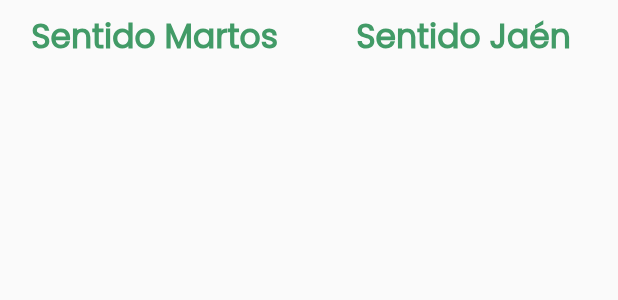
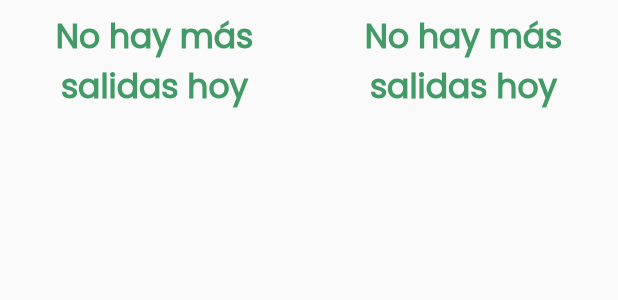
Before and after one commit to adlopezruiz/busontime-app, a Flutter app: the CustomModalContent widget shown alone on an empty page, opened directly with empty values, on a phone screen of 412 x 824 dp. Shown: the top 300 px of the screen. Run offline on Flutter 3.47's test engine with Material 2 defaults, Android fonts, the phone set to English and light mode, and no system bars; our stand-ins replace bloc, cloud_firestore, convex_bottom_bar, equatable, firebase_auth, firebase_core and 13 more; missing offline and left inert: flutter_polyline_points; accounts and stored records are empty; generated files the repository leaves out were written again; network calls fail; project files that could hold a hidden picture were left out.

Commit message:
Map markers and things ready

```diff
--- a/lib/features/map/blocs/map_bloc/map_state.dart
+++ b/lib/features/map/blocs/map_bloc/map_state.dart
@@ -20,6 +20,7 @@ class MapState extends Equatable {
     this.toMartosSchedule,
     this.busRoute,
     this.customIcon,
+    this.customUserMarker,
   });
 
   factory MapState.initial() {
@@ -35,6 +36,7 @@ class MapState extends Equatable {
   final List<dynamic>? toMartosSchedule;
   final Set<Polyline>? busRoute;
   final BitmapDescriptor? customIcon;
+  final BitmapDescriptor? customUserMarker;
 
   MapState copyWith({
     List<StopModel>? stops,
@@ -44,6 +46,7 @@ class MapState extends Equatable {
     List<dynamic>? toMartosSchedule,
     Set<Polyline>? busRoute,
     BitmapDescriptor? customIcon,
+    BitmapDescriptor? customUserMarker,
   }) {
     return MapState(
       stops: stops ?? this.stops,
@@ -53,6 +56,7 @@ class MapState extends Equatable {
       toMartosSchedule: toMartosSchedule,
       busRoute: busRoute,
       customIcon: customIcon,
+      customUserMarker: customUserMarker,
     );
   }
 
@@ -64,7 +68,8 @@ class MapState extends Equatable {
         toJaenSchedule ?? [],
         toMartosSchedule ?? [],
         busRoute ?? {},
-        customIcon ?? BitmapDescriptor.defaultMarker
+        customIcon ?? BitmapDescriptor.defaultMarker,
+        customUserMarker ?? BitmapDescriptor.defaultMarker,
       ];
 
   @override
--- a/lib/features/map/screens/map_screen.dart
+++ b/lib/features/map/screens/map_screen.dart
@@ -2,6 +2,7 @@ import 'dart:async';
 
 import 'package:bot_main_app/dependency_injection/injector.dart';
 import 'package:bot_main_app/features/map/blocs/map_bloc/map_bloc.dart';
+import 'package:bot_main_app/features/map/widgets/custom_modal_content.dart';
 import 'package:bot_main_app/models/stop_model.dart';
 import 'package:bot_main_app/repository/auth_repository.dart';
 import 'package:bot_main_app/ui/atoms/spacers.dart';
@@ -32,7 +33,9 @@ class MapScreen extends StatelessWidget {
                 markerId: MarkerId(
                   getIt<AuthRepository>().currentUser?.displayName ?? 'user',
                 ),
-                position: state.userPosition ?? const LatLng(0, 0),
+                position: state.userPosition ??
+                    const LatLng(37.77176635325846, -3.7866687868666133),
+                icon: state.customUserMarker ?? BitmapDescriptor.defaultMarker,
               ),
             );
 
@@ -145,152 +148,3 @@ void _showBottomSheet({required BuildContext context, StopModel? stopData}) {
     },
   );
 }
-
-class CustomModalContent extends StatelessWidget {
-  const CustomModalContent({
-    super.key,
-    required this.toMartosSchedule,
-    required this.toJaenSchedule,
-    required this.databaseName,
-  });
-  final List<dynamic> toMartosSchedule;
-  final List<dynamic> toJaenSchedule;
-  final String databaseName;
-
-  @override
-  Widget build(BuildContext context) {
-    return Row(
-      children: [
-        if (databaseName != 'martos')
-          Expanded(
-            child: Column(
-              mainAxisAlignment: MainAxisAlignment.center,
-              crossAxisAlignment: CrossAxisAlignment.start,
-              children: [
-                const Center(
-                  child: Padding(
-                    padding: EdgeInsets.all(8),
-                    child: Text(
-                      'Sentido Martos',
-                      style: TextStyle(
-                        fontWeight: FontWeight.bold,
-                        fontSize: 22,
-                        color: AppColors.primaryGreen,
-                      ),
-                      textAlign: TextAlign.center,
-                    ),
-                  ),
-                ),
-                Expanded(
-                  child: ListView.builder(
-                    itemCount: toMartosSchedule.length,
-                    itemBuilder: (context, index) {
-                      return Card(
-                        color: AppColors.primaryGreen,
-                        shape: RoundedRectangleBorder(
-                          borderRadius: BorderRadius.circular(8),
-                        ),
-                        margin: const EdgeInsets.symmetric(
-                          horizontal: 8,
-                          vertical: 4,
-                        ),
-                        child: ListTile(
-                          trailing: IconButton(
-                            icon: const Icon(
-                              size: 24,
-                              Icons.favorite_border,
-                              color: Colors.white,
-                            ),
-                            onPressed: () {},
-                          ),
-                          contentPadding: const EdgeInsets.symmetric(
-                            horizontal: 16,
-                            vertical: 8,
-                          ),
-                          title: Text(
-                            toMartosSchedule[index].toString(),
-                            style: const TextStyle(
-                              fontWeight: FontWeight.bold,
-                              color: Colors.white,
-                              fontSize: 16,
-                            ),
-                          ),
-                        ),
-                      );
-                    },
-                  ),
-                ),
-              ],
-            ),
-          ),
-        // if (databaseName != 'jaen' && databaseName != 'martos')
-        //   const VerticalDivider(
-        //     color: AppColors.primaryGrey,
-        //     thickness: 2,
-        //   ),
-        if (databaseName != 'jaen')
-          Expanded(
-            child: Column(
-              mainAxisAlignment: MainAxisAlignment.center,
-              crossAxisAlignment: CrossAxisAlignment.start,
-              children: [
-                const Center(
-                  child: Padding(
-                    padding: EdgeInsets.all(8),
-                    child: Text(
-                      'Sentido Jaén',
-                      style: TextStyle(
-                        fontWeight: FontWeight.bold,
-                        fontSize: 22,
-                        color: AppColors.primaryGreen,
-                      ),
-                      textAlign: TextAlign.center,
-                    ),
-                  ),
-                ),
-                Expanded(
-                  child: ListView.builder(
-                    itemCount: toJaenSchedule.length,
-                    itemBuilder: (context, index) {
-                      return Card(
-                        color: AppColors.primaryGreen,
-                        shape: RoundedRectangleBorder(
-                          borderRadius: BorderRadius.circular(8),
-                        ),
-                        margin: const EdgeInsets.symmetric(
-                          horizontal: 8,
-                          vertical: 4,
-                        ),
-                        child: ListTile(
-                          trailing: IconButton(
-                            icon: const Icon(
-                              size: 24,
-                              Icons.favorite_border,
-                              color: Colors.white,
-                            ),
-                            onPressed: () {},
-                          ),
-                          contentPadding: const EdgeInsets.symmetric(
-                            horizontal: 16,
-                            vertical: 8,
-                          ),
-                          title: Text(
-                            toJaenSchedule[index].toString(),
-                            style: const TextStyle(
-                              fontWeight: FontWeight.bold,
-                              color: Colors.white,
-                              fontSize: 16,
-                            ),
-                          ),
-                        ),
-                      );
-                    },
-                  ),
-                ),
-              ],
-            ),
-          ),
-      ],
-    );
-  }
-}
--- /dev/null
+++ b/lib/features/map/widgets/custom_modal_content.dart
@@ -0,0 +1,150 @@
+import 'package:bot_main_app/utils/constants.dart';
+import 'package:flutter/material.dart';
+
+class CustomModalContent extends StatelessWidget {
+  const CustomModalContent({
+    super.key,
+    required this.toMartosSchedule,
+    required this.toJaenSchedule,
+    required this.databaseName,
+  });
+  final List<dynamic> toMartosSchedule;
+  final List<dynamic> toJaenSchedule;
+  final String databaseName;
+
+  @override
+  Widget build(BuildContext context) {
+    return Row(
+      children: [
+        if (databaseName != 'martos')
+          Expanded(
+            child: Column(
+              mainAxisAlignment: MainAxisAlignment.center,
+              crossAxisAlignment: CrossAxisAlignment.start,
+              children: [
+                Center(
+                  child: Padding(
+                    padding: const EdgeInsets.all(8),
+                    child: Text(
+                      toMartosSchedule.isNotEmpty
+                          ? 'Sentido Jaén'
+                          : 'No hay más salidas hoy',
+                      style: const TextStyle(
+                        fontWeight: FontWeight.bold,
+                        fontSize: 22,
+                        color: AppColors.primaryGreen,
+                      ),
+                      textAlign: TextAlign.center,
+                    ),
+                  ),
+                ),
+                Expanded(
+                  child: ListView.builder(
+                    itemCount: toMartosSchedule.length,
+                    itemBuilder: (context, index) {
+                      return Card(
+                        color: AppColors.primaryGreen,
+                        shape: RoundedRectangleBorder(
+                          borderRadius: BorderRadius.circular(8),
+                        ),
+                        margin: const EdgeInsets.symmetric(
+                          horizontal: 8,
+                          vertical: 4,
+                        ),
+                        child: ListTile(
+                          trailing: IconButton(
+                            icon: const Icon(
+                              size: 24,
+                              Icons.favorite_border,
+                              color: Colors.white,
+                            ),
+                            onPressed: () {},
+                          ),
+                          contentPadding: const EdgeInsets.symmetric(
+                            horizontal: 16,
+                            vertical: 8,
+                          ),
+                          title: Text(
+                            toMartosSchedule[index].toString(),
+                            style: const TextStyle(
+                              fontWeight: FontWeight.bold,
+                              color: Colors.white,
+                              fontSize: 16,
+                            ),
+                          ),
+                        ),
+                      );
+                    },
+                  ),
+                ),
+              ],
+            ),
+          ),
+        if (databaseName != 'jaen')
+          Expanded(
+            child: Column(
+              mainAxisAlignment: MainAxisAlignment.center,
+              crossAxisAlignment: CrossAxisAlignment.start,
+              children: [
+                Center(
+                  child: Padding(
+                    padding: const EdgeInsets.all(8),
+                    child: Text(
+                      toJaenSchedule.isNotEmpty
+                          ? 'Sentido Jaén'
+                          : 'No hay más salidas hoy',
+                      style: const TextStyle(
+                        fontWeight: FontWeight.bold,
+                        fontSize: 22,
+                        color: AppColors.primaryGreen,
+                      ),
+                      textAlign: TextAlign.center,
+                    ),
+                  ),
+                ),
+                Expanded(
+                  child: ListView.builder(
+                    itemCount: toJaenSchedule.length,
+                    itemBuilder: (context, index) {
+                      return Card(
+                        color: AppColors.primaryGreen,
+                        shape: RoundedRectangleBorder(
+                          borderRadius: BorderRadius.circular(8),
+                        ),
+                        margin: const EdgeInsets.symmetric(
+                          horizontal: 8,
+                          vertical: 4,
+                        ),
+                        child: ListTile(
+                          trailing: IconButton(
+                            icon: const Icon(
+                              size: 24,
+                              Icons.favorite_border,
+                              color: Colors.white,
+                            ),
+                            onPressed: () {},
+                          ),
+                          contentPadding: const EdgeInsets.symmetric(
+                            horizontal: 16,
+                            vertical: 8,
+                          ),
+                          title: Text(
+                            toJaenSchedule[index].toString(),
+                            style: const TextStyle(
+                              fontWeight: FontWeight.bold,
+                              color: Colors.white,
+                              fontSize: 16,
+                            ),
+                          ),
+                        ),
+                      );
+                    },
+                  ),
+                ),
+              ],
+            ),
+          ),
+      ],
+    );
+  }
+}
```
Also changed, not shown: lib/features/map/blocs/map_bloc/map_bloc.dart (+13 -4 lines), assets/images/user-marker.png (added).
